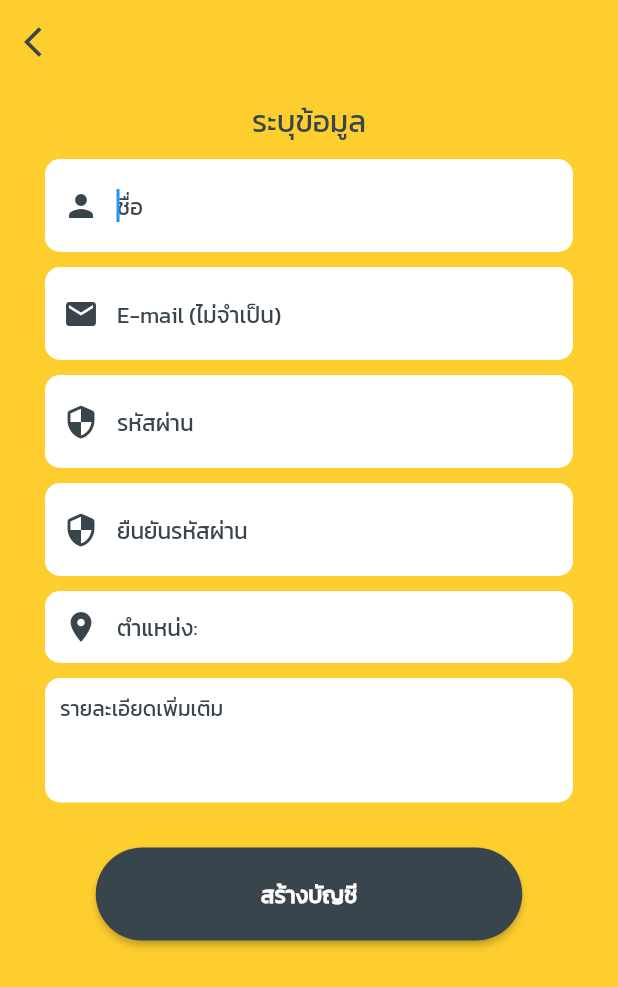
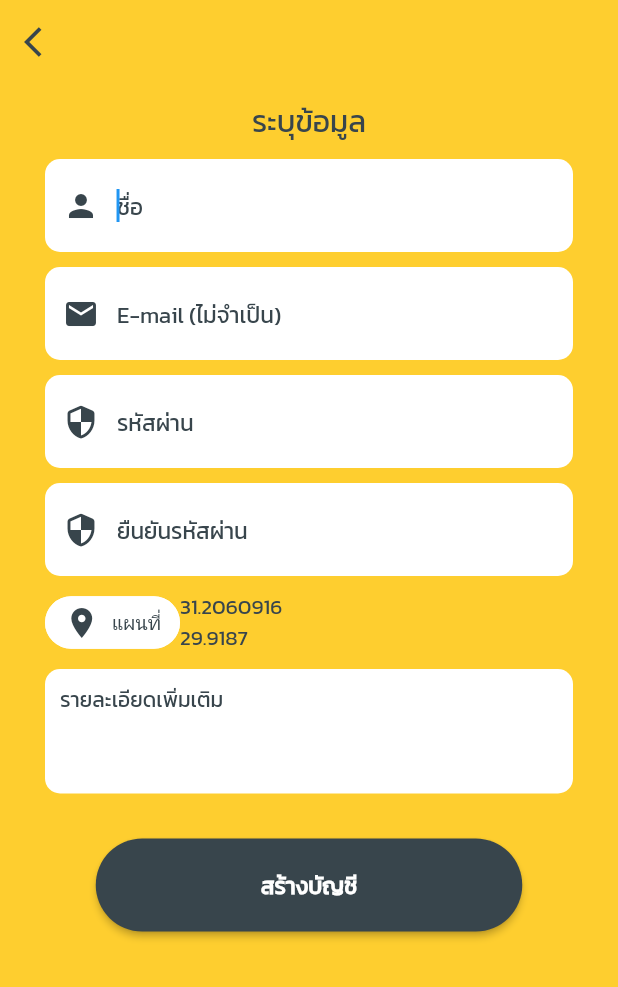
Before and after one commit to jukr3410/RodSiaGarage, a Flutter app: the AddInfo screen opened directly with empty values, on a phone screen of 412 x 824 dp. Shown: the top 987 px of the screen. Run offline on Flutter 3.47's test engine with Material 2 defaults, Android fonts, the phone set to English and light mode, and no system bars; drawn by our look-alikes of getwidget; our stand-ins replace bloc, cached_network_image, carousel_slider, equatable, fancy_bottom_navigation, flutter_bloc and 16 more; missing offline and left inert: direct_select, fswitch, geocoder, map_address_picker, map_pin_picker; accounts and stored records are empty.

Commit message:
[update] location pick

```diff
--- a/lib/register_garage_feature/widgets/addInfo.dart
+++ b/lib/register_garage_feature/widgets/addInfo.dart
@@ -1,12 +1,18 @@
 import 'package:flutter/material.dart';
 import 'package:flutter_bloc/flutter_bloc.dart';
+import 'package:getwidget/getwidget.dart';
+import 'package:google_maps_flutter/google_maps_flutter.dart';
+import 'package:map_address_picker/map_address_picker.dart';
+import 'package:map_address_picker/models/location_result.dart';
 import 'package:rodsiagarage/constants.dart';
 import 'package:form_field_validator/form_field_validator.dart';
 import 'package:rodsiagarage/core/models/garage_model.dart';
 import 'package:rodsiagarage/core/models/geo_location_model.dart';
 import 'package:rodsiagarage/register_garage_feature/bloc/register_bloc.dart';
+import 'package:rodsiagarage/register_garage_feature/widgets/locationPicker.dart';
 import 'package:top_snackbar_flutter/custom_snack_bar.dart';
 import 'package:top_snackbar_flutter/top_snack_bar.dart';
+import 'package:map_pin_picker/map_pin_picker.dart';
 
 import 'otp.dart';
 
@@ -47,6 +53,12 @@ class _AddInfoState extends State<AddInfo> {
           su: Day(open: "", close: "")));
 
   late RegisterBloc _registerBloc;
+
+  CameraPosition cameraPosition = CameraPosition(
+    target: LatLng(31.2060916, 29.9187),
+    zoom: 14.4746,
+  );
+
   @override
   void initState() {
     _registerBloc = BlocProvider.of<RegisterBloc>(context);
@@ -305,47 +317,79 @@ class _AddInfoState extends State<AddInfo> {
                                     SizedBox(
                                       height: 10,
                                     ),
-                                    TextFormField(
-                                        // maxLength: 25,
-                                        maxLines: 1,
-                                        keyboardType: TextInputType.text,
-                                        autofocus: true,
-                                        obscureText: true,
-                                        textAlign: TextAlign.start,
-                                        style: TextStyle(
-                                            color: textColorBlack,
-                                            fontSize: 15),
-                                        inputFormatters: [
-                                          //MaskedInputFormatter('(###)-###-####')
+                                    // TextFormField(
+                                    //     // maxLength: 25,
+                                    //     maxLines: 1,
+                                    //     keyboardType: TextInputType.text,
+                                    //     autofocus: true,
+                                    //     obscureText: true,
+                                    //     textAlign: TextAlign.start,
+                                    //     style: TextStyle(
+                                    //         color: textColorBlack,
+                                    //         fontSize: 15),
+                                    //     inputFormatters: [
+                                    //       //MaskedInputFormatter('(###)-###-####')
+                                    //     ],
+                                    //     decoration: InputDecoration(
+                                    //       contentPadding:
+                                    //           EdgeInsets.all(defualtPaddingLow),
+                                    //       // icon: Icon(Icons.phone_android),
+                                    //       filled: true,
+                                    //       prefixIcon: Icon(
+                                    //         Icons.location_on,
+                                    //         color: textColorBlack,
+                                    //       ),
+                                    //       fillColor: Colors.white,
+                                    //       alignLabelWithHint: true,
+                                    //       border: OutlineInputBorder(
+                                    //           borderRadius: borderRadiusMedium,
+                                    //           borderSide: BorderSide.none),
+                                    //       hintText: tLocationThai,
+
+                                    //       hintStyle: TextStyle(
+                                    //           color: textColorBlack,
+                                    //           fontSize: 15),
+                                    //     ),
+                                    //     validator: MultiValidator([])),
+
+                                    Container(
+                                      child: Row(
+                                        children: [
+                                          Column(
+                                            mainAxisAlignment:
+                                                MainAxisAlignment.center,
+                                            children: <Widget>[
+                                              GFButton(
+                                                  onPressed: () {
+                                                    navigateLocationPicker(
+                                                        context);
+                                                  },
+                                                  text: "แผนที่",
+                                                  icon: Icon(Icons.location_on),
+                                                  shape: GFButtonShape.pills,
+                                                  color: textColorWhite,
+                                                  textColor: textColorBlack),
+                                            ],
+                                          ),
+                                          // Text(
+                                          //   locationResult == null
+                                          //       ? "กดเพื่อเลือกตำแหน่ง"
+                                          //       : "${locationResult!.latLng!.latitude}\n${locationResult!.latLng!.longitude}",
+                                          //   style: const TextStyle(
+                                          //       color: textColorBlack,
+                                          //       fontSize: fontSizeM),
+                                          // ),
+                                          Text(
+                                            cameraPosition == null
+                                                ? "กดเพื่อเลือกตำแหน่ง"
+                                                : "${cameraPosition.target.latitude}\n${cameraPosition.target.longitude}",
+                                            style: const TextStyle(
+                                                color: textColorBlack,
+                                                fontSize: fontSizeM),
+                                          ),
                                         ],
-                                        decoration: InputDecoration(
-                                          contentPadding:
-                                              EdgeInsets.all(defualtPaddingLow),
-                                          // icon: Icon(Icons.phone_android),
-                                          filled: true,
-                                          prefixIcon: Icon(
-                                            Icons.location_on,
-                                            color: textColorBlack,
-                                          ),
-                                          fillColor: Colors.white,
-                                          alignLabelWithHint: true,
-                                          border: OutlineInputBorder(
-                                              borderRadius: borderRadiusMedium,
-                                              borderSide: BorderSide.none),
-                                          hintText: tLocationThai,
-
-                                          hintStyle: TextStyle(
-                                              color: textColorBlack,
-                                              fontSize: 15),
-                                        ),
-                                        validator: MultiValidator([
-                                          RequiredValidator(
-                                              errorText:
-                                                  "Please, input password."),
-                                          MinLengthValidator(14,
-                                              errorText:
-                                                  "Phone should be atleast 10 number."),
-                                        ])),
+                                      ),
+                                    ),
                                     SizedBox(
                                       height: 10,
                                     ),
@@ -427,6 +471,19 @@ class _AddInfoState extends State<AddInfo> {
     );
   }
 
+  void navigateLocationPicker(BuildContext context) async {
+    final result = await Navigator.push(
+      context,
+      MaterialPageRoute(builder: (context) => LocationPicker()),
+    );
+
+    this.cameraPosition = result;
+    this._garage.address.geoLocation.lat =
+        this.cameraPosition.target.latitude.toString();
+    this._garage.address.geoLocation.long =
+        this.cameraPosition.target.longitude.toString();
+  }
+
   void navigateBackToOtp() {
     Navigator.of(context).pop();
   }
--- a/lib/register_garage_feature/widgets/otp.dart
+++ b/lib/register_garage_feature/widgets/otp.dart
@@ -61,9 +61,9 @@ class _OtpState extends State<Otp> {
 
   @override
   void initState() {
-    _registerBloc = BlocProvider.of<RegisterBloc>(context);
     _garage = widget.garage;
-    _registerBloc.add(RegisterSendOtp(garage: _garage));
+    _registerBloc = BlocProvider.of<RegisterBloc>(context)
+      ..add(RegisterSendOtp(garage: widget.garage));
     errorController = StreamController<ErrorAnimationType>();
     super.initState();
   }
--- a/pubspec.yaml
+++ b/pubspec.yaml
@@ -61,6 +61,7 @@ dependencies:
   map_address_picker: ^0.0.3
   map_pin_picker: ^0.0.1
 
+
   slider_button: ^1.0.0
   fancy_bottom_navigation: ^0.3.3
   carousel_slider: ^4.0.0
@@ -83,6 +84,7 @@ dependencies:
 
   permission_handler: ^8.1.6
   intl: ^0.17.0
+  geocoder: ^0.2.1
 
 dev_dependencies:
   flutter_test:
```
Also changed, not shown: lib/register_garage_feature/bloc/register_bloc.dart (+39 -33 lines), lib/register_garage_feature/widgets/locationPicker.dart (added, +114 -0 lines), pubspec.lock, 3 other files.
